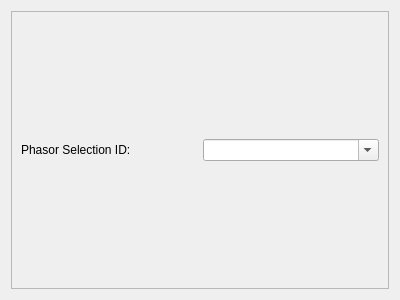
First picture: the form in src/napari_phasors/ui/selection_tab.ui, repository napari-phasors/napari-phasors, before the edit.
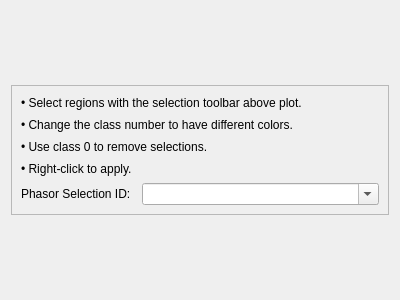
Second picture: the form after the edit.

Commit message: Improve selection tab UI and visibility handling (#149)

Patch:
```diff
--- a/src/napari_phasors/ui/selection_tab.ui
+++ b/src/napari_phasors/ui/selection_tab.ui
@@ -14,8 +14,14 @@
    <string>Form</string>
   </property>
   <layout class="QGridLayout" name="gridLayout">
-   <item row="0" column="0">
+   <item row="0" column="0" alignment="Qt::AlignVCenter">
     <widget class="QScrollArea" name="scrollArea">
+     <property name="minimumSize">
+      <size>
+       <width>0</width>
+       <height>130</height>
+      </size>
+     </property>
      <property name="widgetResizable">
       <bool>true</bool>
      </property>
@@ -24,25 +30,53 @@
        <rect>
         <x>0</x>
         <y>0</y>
-        <width>374</width>
-        <height>274</height>
+        <width>380</width>
+        <height>128</height>
        </rect>
       </property>
       <layout class="QGridLayout" name="gridLayout_2">
-       <item row="0" column="0">
+       <item row="4" column="0">
         <widget class="QLabel" name="label">
          <property name="text">
           <string>Phasor Selection ID:</string>
          </property>
         </widget>
        </item>
-       <item row="0" column="1">
+       <item row="1" column="0" colspan="3">
+        <widget class="QLabel" name="label_3">
+         <property name="text">
+          <string>• Change the class number to have different colors.</string>
+         </property>
+        </widget>
+       </item>
+       <item row="0" column="0" colspan="3">
+        <widget class="QLabel" name="label_2">
+         <property name="text">
+          <string>• Select regions with the selection toolbar above plot.</string>
+         </property>
+        </widget>
+       </item>
+       <item row="4" column="1" colspan="2">
         <widget class="QComboBox" name="phasor_selection_id_combobox">
          <property name="editable">
           <bool>true</bool>
          </property>
         </widget>
        </item>
+       <item row="2" column="0" colspan="3">
+        <widget class="QLabel" name="label_4">
+         <property name="text">
+          <string>• Use class 0 to remove selections.</string>
+         </property>
+        </widget>
+       </item>
+       <item row="3" column="0">
+        <widget class="QLabel" name="label_5">
+         <property name="text">
+          <string>• Right-click to apply.</string>
+         </property>
+        </widget>
+       </item>
       </layout>
      </widget>
     </widget>
```
Left out of the diff: 6 changed lines with no effect on the pictures. The commit also changes 1 other file.
